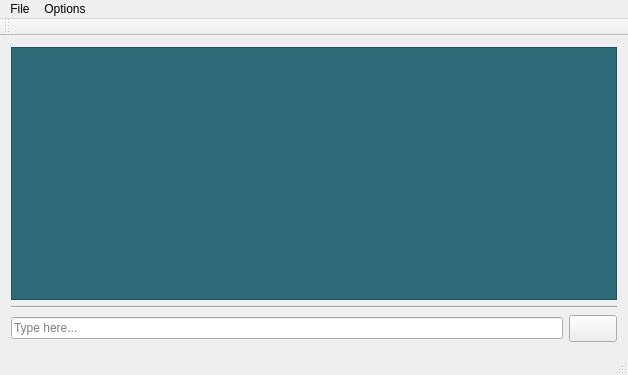
Before: the Qt Designer form mainwindow.ui in KumailP/NatLanV2, drawn with Qt 5.
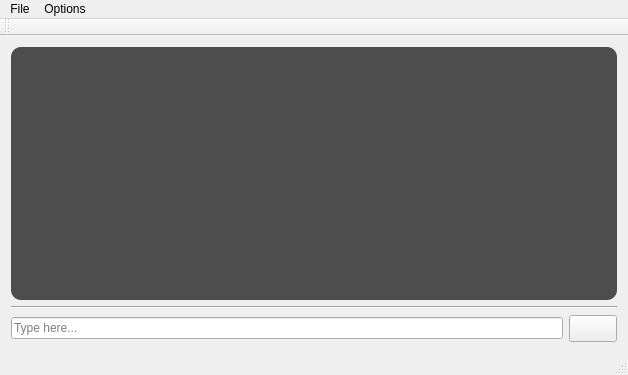
After: the same form once the commit is applied. Icons and pictures are not drawn.

```diff
--- a/mainwindow.ui
+++ b/mainwindow.ui
@@ -18,9 +18,11 @@
     <item>
      <widget class="QPlainTextEdit" name="mainPlainTextEdit">
       <property name="styleSheet">
-       <string notr="true">background: #2D6A78;
-font: 12pt &quot;Lucida Console&quot;;
-color: white;</string>
+       <string notr="true">background-color: rgb(77, 77, 77);
+font: 12pt &quot;Consolas&quot;;
+color: white;
+
+border-radius: 10px;</string>
       </property>
      </widget>
     </item>
```
Left out of the diff: 17 changed lines with no effect on the pictures.
